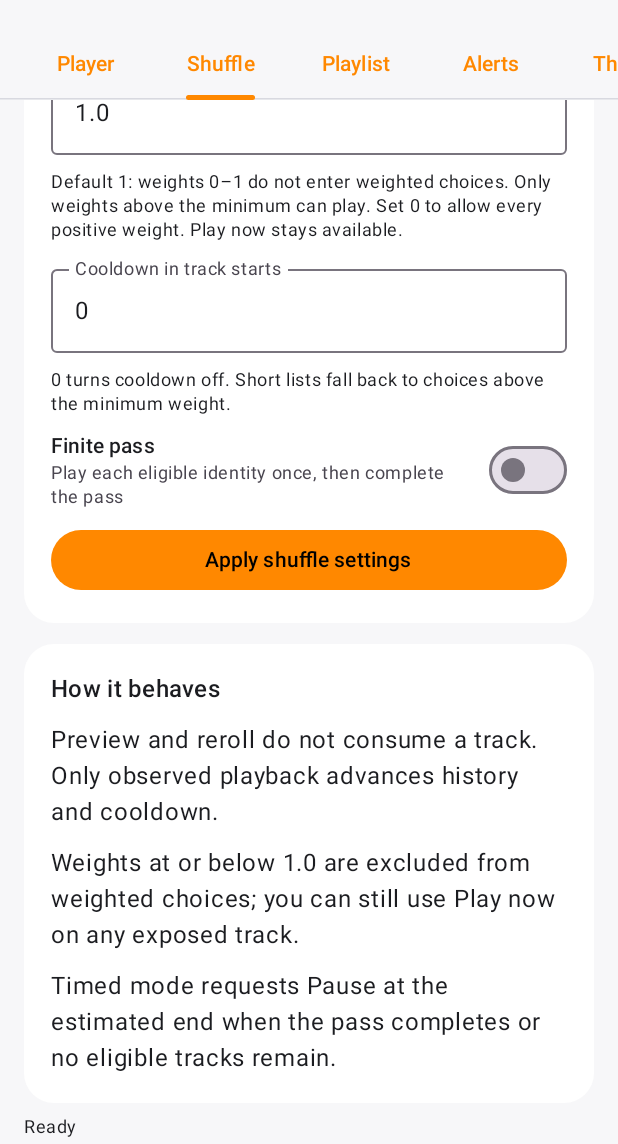
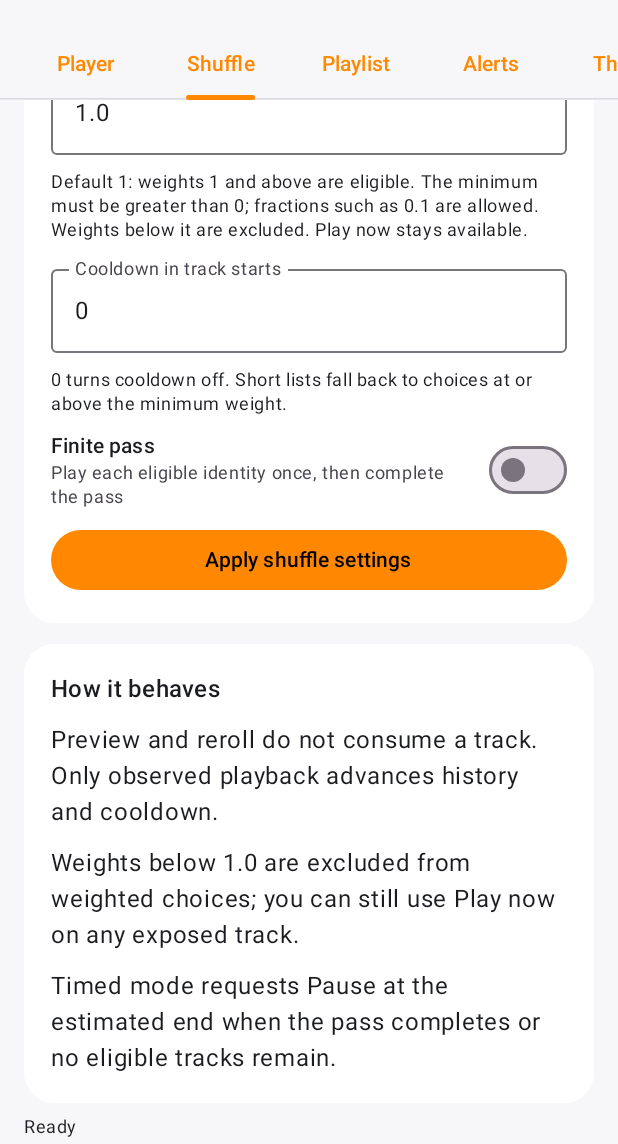
Before and after one commit to khivus/IgnorantShuffle, an Android app built with Jetpack Compose: the MainActivity screen opened directly, with no data from a screen before it, scrolled down 973 dp, on a phone screen of 412 x 824 dp, the part 92-1236 px from its top. Run offline under Robolectric (Android 15) with nearby library versions, the light colour scheme and no system bars; network calls fail; pictures from the network do not load.

Commit message:
fix(android): use inclusive positive minimum weight

```diff
--- a/android/app/src/main/java/dev/ignorantshuffle/companion/ShuffleModel.kt
+++ b/android/app/src/main/java/dev/ignorantshuffle/companion/ShuffleModel.kt
@@ -17,7 +17,7 @@ data class Settings(val defaultWeight: Double = 5.0, val cooldown: Int = 0, val
     fun validate() {
         require(defaultWeight.isFinite() && defaultWeight >= 0) { "Default weight must be finite and nonnegative" }
         require(cooldown in 0..10000) { "Cooldown must be between 0 and 10000" }
-        require(minimumWeight.isFinite() && minimumWeight >= 0) { "Minimum weight must be finite and nonnegative" }
+        require(minimumWeight.isFinite() && minimumWeight > 0) { "Minimum weight must be finite and greater than 0" }
     }
 }
 
@@ -61,7 +61,7 @@ class ShuffleModel(private val planner: Planner) {
     var choiceSequence: Long = 0; private set
 
     fun weight(track: Track) = weights[track.key] ?: settings.defaultWeight
-    fun eligible(track: Track) = weight(track) > settings.minimumWeight
+    fun eligible(track: Track) = weight(track) >= settings.minimumWeight
 
     fun configure(settings: Settings, weights: Map<String, Double>, preservePreview: Boolean = false) {
         settings.validate()
--- a/android/app/src/main/java/dev/ignorantshuffle/companion/ShuffleScreen.kt
+++ b/android/app/src/main/java/dev/ignorantshuffle/companion/ShuffleScreen.kt
@@ -205,8 +205,8 @@ private fun PlaylistPage(m: AimpController, import: () -> Unit, export: () -> Un
                             ActionButton(onClick = { m.play(track) }, enabled = m.ready() && track.selectable) { Text("Play now") }
                         }
                         Text(m.weightSource(track), style = MaterialTheme.typography.labelSmall)
-                        if (m.weight(track) <= m.settings.minimumWeight)
-                            Text("Excluded from shuffle (weight ≤ ${m.settings.minimumWeight})", style = MaterialTheme.typography.bodySmall)
+                        if (m.weight(track) < m.settings.minimumWeight)
+                            Text("Excluded from shuffle (weight < ${m.settings.minimumWeight})", style = MaterialTheme.typography.bodySmall)
                         if (m.folder.active) {
                             val match = m.folder.match(track)
                             Text(match.path ?: match.description, style = MaterialTheme.typography.bodySmall)
@@ -276,11 +276,11 @@ private fun ShufflePage(m: AimpController, chooseMusicFolder: () -> Unit) {
             Section("Weights & cooldown") {
                 OutlinedTextField(default, { default = it }, label = { Text("Default weight") }, modifier = Modifier.fillMaxWidth(), singleLine = true)
                 Text("Used for tracks without a saved weight. Fractions and values above 10 are supported.", style = MaterialTheme.typography.bodySmall)
-                OutlinedTextField(minimum, { minimum = it }, label = { Text("Minimum weight (exclude at or below)") },
+                OutlinedTextField(minimum, { minimum = it }, label = { Text("Minimum eligible weight") },
                     modifier = Modifier.fillMaxWidth(), singleLine = true)
-                Text("Default 1: weights 0–1 do not enter weighted choices. Only weights above the minimum can play. Set 0 to allow every positive weight. Play now stays available.", style = MaterialTheme.typography.bodySmall)
+                Text("Default 1: weights 1 and above are eligible. The minimum must be greater than 0; fractions such as 0.1 are allowed. Weights below it are excluded. Play now stays available.", style = MaterialTheme.typography.bodySmall)
                 OutlinedTextField(cooldown, { cooldown = it }, label = { Text("Cooldown in track starts") }, modifier = Modifier.fillMaxWidth(), singleLine = true)
-                Text("0 turns cooldown off. Short lists fall back to choices above the minimum weight.", style = MaterialTheme.typography.bodySmall)
+                Text("0 turns cooldown off. Short lists fall back to choices at or above the minimum weight.", style = MaterialTheme.typography.bodySmall)
                 Toggle("Finite pass", "Play each eligible identity once, then complete the pass", finite, onChange = { finite = it })
                 error?.let { Text(it, color = MaterialTheme.colorScheme.error) }
                 ActionButton(onClick = {
@@ -299,7 +299,7 @@ private fun ShufflePage(m: AimpController, chooseMusicFolder: () -> Unit) {
         item {
             Section("How it behaves") {
                 Text("Preview and reroll do not consume a track. Only observed playback advances history and cooldown.")
-                Text("Weights at or below ${m.settings.minimumWeight} are excluded from weighted choices; you can still use Play now on any exposed track.")
+                Text("Weights below ${m.settings.minimumWeight} are excluded from weighted choices; you can still use Play now on any exposed track.")
                 Text("Timed mode requests Pause at the estimated end when the pass completes or no eligible tracks remain.")
             }
             Spacer(Modifier.height(8.dp)); Text(m.result, style = MaterialTheme.typography.bodySmall)
@@ -447,7 +447,7 @@ private fun WeightDialog(m: AimpController, track: Track, close: () -> Unit) {
     var error by remember { mutableStateOf<String?>(null) }
     AlertDialog(onDismissRequest = close, title = { Text(track.title) }, text = {
         Column(verticalArrangement = Arrangement.spacedBy(8.dp)) {
-            Text("Weights at or below ${m.settings.minimumWeight} are excluded from shuffle. Fractions and values above 10 are supported.")
+            Text("Weights below ${m.settings.minimumWeight} are excluded from shuffle. Fractions and values above 10 are supported.")
             Text(if (m.folder.active) m.folder.match(track).path?.let { "Saves to shared file: $it" }
                 ?: "No file link: this weight stays local. Link the entry in Playlist to share it." else "Saves to local app storage.",
                 style = MaterialTheme.typography.bodySmall)
```
Also changed, not shown: 5 other files.
